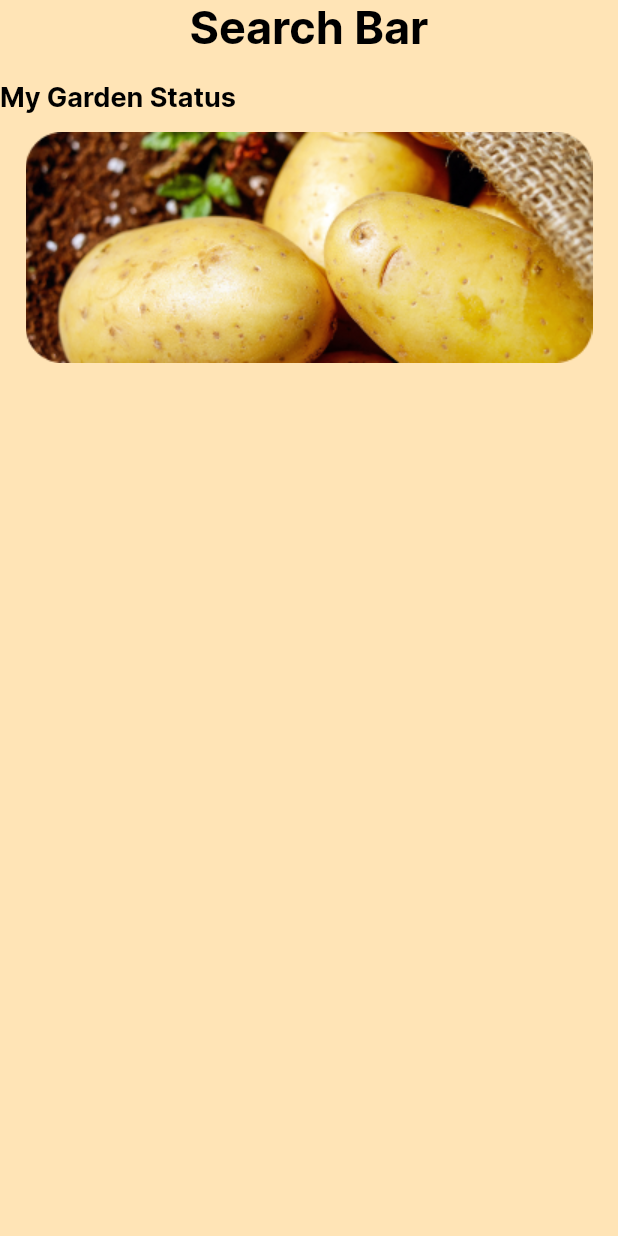
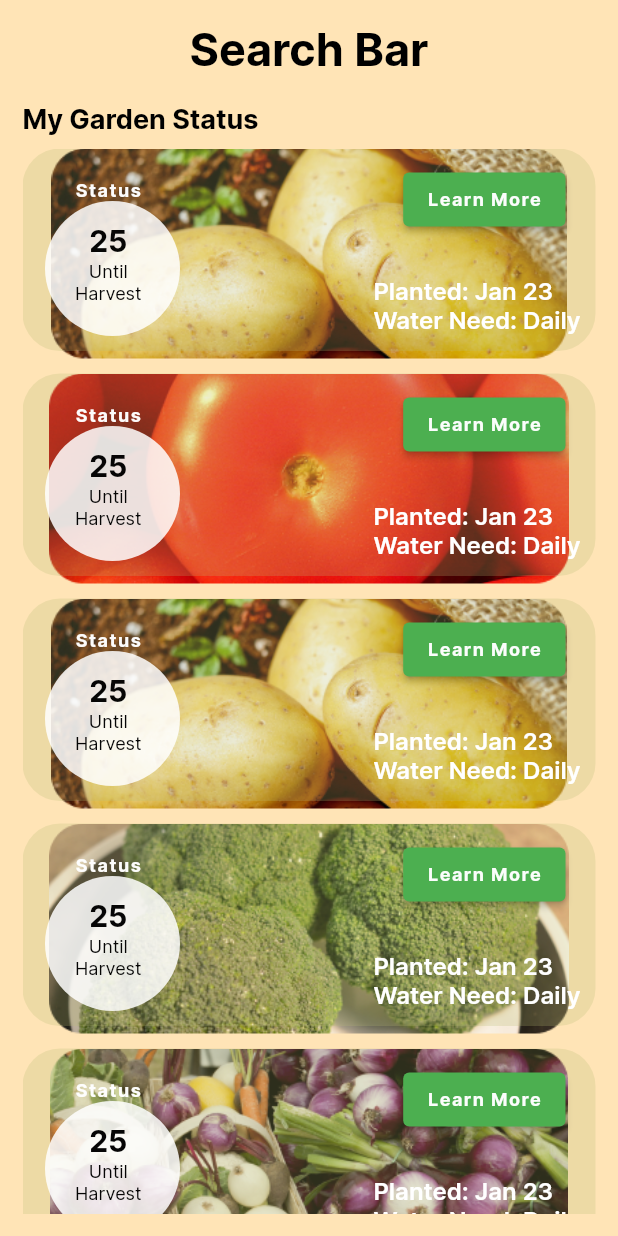
Before and after one commit to GardenMate/ibm-garden, a Flutter app: the MyGardenPage widget shown alone on an empty page, opened directly, on a phone screen of 412 x 824 dp. Run offline on Flutter 3.47's test engine with Material 2 defaults, Android fonts, the phone set to English and light mode, and no system bars; our stand-ins replace flutter_secure_storage, image_picker; missing offline and left inert: dart:ffi; accounts and stored records are empty; network calls fail.

Commit message:
Flutter Plant Page

```diff
--- a/build_my_garden/lib/pages/navpages/mygarden_page.dart
+++ b/build_my_garden/lib/pages/navpages/mygarden_page.dart
@@ -1,6 +1,8 @@
 import 'package:build_my_garden/sizes_helpers.dart';
 import 'package:build_my_garden/widgets/app_large_text.dart';
+import 'package:build_my_garden/widgets/app_text.dart';
 import 'package:flutter/cupertino.dart';
+import 'package:flutter/material.dart';
 import 'package:flutter/src/foundation/key.dart';
 import 'package:flutter/src/widgets/framework.dart';
 
@@ -12,38 +14,154 @@ class MyGardenPage extends StatefulWidget {
 }
 
 class _MyGardenPageState extends State<MyGardenPage> {
+  List images_list = [
+    'potatoes.png',
+    'tomatoes.png',
+    'potatoes.png',
+    'Brocooli.png',
+    'onion.png'
+  ];
+
   @override
   Widget build(BuildContext context) {
     return Container(
+      margin: const EdgeInsets.symmetric(horizontal: 15, vertical: 15),
       height: displayHeight(context),
       width: displayWidth(context),
       child: Container(
         padding: EdgeInsets.zero,
         child: Column(
           children: <Widget>[
-            Padding(
-              padding: const EdgeInsets.only(bottom: 18),
+            const Padding(
+              padding: EdgeInsets.only(bottom: 18),
               child: AppLargeText(text: "Search Bar"),
             ),
-            Align(
+            const Align(
               alignment: Alignment.topLeft,
               child: Padding(
-                padding: const EdgeInsets.only(bottom: 8),
+                padding: EdgeInsets.only(bottom: 8),
                 child: AppLargeText(
                   text: "My Garden Status",
                   size: 18,
-                  ),
+                ),
               ),
             ),
-            Container(
-              padding: EdgeInsets.all(4),
-              child: Column(
-                children: <Widget>[
-                  Image.asset("assets/images/potatoes.png")
-                ],
-              ),
-            )
-
+            Expanded(
+                child: ListView.builder(
+              scrollDirection: Axis.vertical,
+              itemCount: images_list.length,
+              itemBuilder: (context, index) {
+                return Container(
+                  margin: const EdgeInsets.only(bottom: 10),
+                  child: SizedBox(
+                    width: displayWidth(context),
+                    child: Stack(children: [
+                      Container(
+                        height: 140,
+                        width: displayWidth(context),
+                        child: Container(
+                          decoration: BoxDecoration(
+                              borderRadius:
+                                  const BorderRadius.all(Radius.circular(25)),
+                              image: DecorationImage(
+                                  image: AssetImage(
+                                      "assets/images/" + images_list[index]))),
+                        ),
+                      ),
+                      Positioned(
+                          child: Container(
+                        padding: const EdgeInsets.only(top: 1, bottom: 0),
+                        height: 135,
+                        width: displayWidth(context),
+                        decoration: const BoxDecoration(
+                            color: Color.fromARGB(63, 184, 188, 115),
+                            borderRadius:
+                                BorderRadius.all(Radius.circular(25))),
+                      )),
+                      const Positioned(
+                        top: 85,
+                        bottom: 0,
+                        right: 10,
+                        child: AppText(
+                          text: "Planted: Jan 23\nWater Need: Daily",
+                          color: Color.fromARGB(255, 255, 255, 255),
+                        ),
+                      ),
+                      const Positioned(
+                        top: 20,
+                        left: 35,
+                        child: AppText(
+                          text: "Status",
+                          size: 12,
+                          color: Color.fromARGB(250, 255, 255, 255),
+                          letterSpacing: 1.0,
+                          fontWeight: FontWeight.bold,
+                        ),
+                      ),
+                      //Create a new positioned widget to display the learn more text widget on top right of the image
+                      Positioned(
+                        top: 10,
+                        right: 20,
+                        child: ElevatedButton(
+                            child: AppText(
+                              text: "Learn More",
+                              size: 12,
+                              color: Color.fromARGB(250, 255, 255, 255),
+                              letterSpacing: 1.0,
+                              fontWeight: FontWeight.bold,
+                            ),
+                            onPressed: () {}),
+                      ),
+                      //Create a new positioned widget to display circle shape to the upper left of the image
+                      Positioned(
+                        top: 35,
+                        left: 15,
+                        child: Container(
+                          height: 90,
+                          width: 90,
+                          decoration: const BoxDecoration(
+                            color: Color.fromARGB(217, 255, 255, 255),
+                            borderRadius:
+                                BorderRadius.all(Radius.circular(100)),
+                          ),
+                        ),
+                      ),
+                      //Create a new positioned widget to display text in the center of the circle shape
+                      Positioned(
+                          top: 50,
+                          left: 35,
+                          child: Column(
+                            children: [
+                              AppText(
+                                text: "25",
+                                size: 20,
+                                color: Color.fromARGB(249, 0, 0, 0),
+                                letterSpacing: 0,
+                                fontWeight: FontWeight.bold,
+                              ),
+                              //Create a text widget that is centered and under the previous text widget
+                              AppText(
+                                text: "Until",
+                                size: 12,
+                                color: Color.fromARGB(249, 0, 0, 0),
+                                letterSpacing: 0,
+                                fontWeight: FontWeight.normal,
+                              ),
+                              //Create a text widget that is centered and under the previous text widget
+                              AppText(
+                                text: "Harvest",
+                                size: 12,
+                                color: Color.fromARGB(249, 0, 0, 0),
+                                letterSpacing: 0,
+                                fontWeight: FontWeight.normal,
+                              ),
+                            ],
+                          )),
+                    ]),
+                  ),
+                );
+              },
+            ))
           ],
         ),
       ),
--- a/build_my_garden/lib/widgets/app_text.dart
+++ b/build_my_garden/lib/widgets/app_text.dart
@@ -5,10 +5,14 @@ class AppText extends StatelessWidget {
   final double size;
   final String text;
   final Color color;
+  final double letterSpacing;
+  final FontWeight fontWeight;
 
   const AppText(
       {Key? key,
       this.size = 16,
+      this.letterSpacing = 0,
+      this.fontWeight = FontWeight.w600,
       required this.text,
       this.color = const Color.fromARGB(255, 67, 61, 61)})
       : super(key: key);
@@ -20,8 +24,9 @@ class AppText extends StatelessWidget {
       style: TextStyle(
         color: color,
         fontSize: size,
-        fontWeight: FontWeight.w600,
+        fontWeight: fontWeight,
         fontFamily: 'Inter',
+        letterSpacing: letterSpacing,
       ),
     );
   }
```
Also changed, not shown: build_my_garden/pubspec.yaml (+5 -2 lines), build_my_garden/assets/images/Brocooli.png (added), build_my_garden/assets/images/onion.png (added), build_my_garden/assets/images/tomatoes.png (added).
